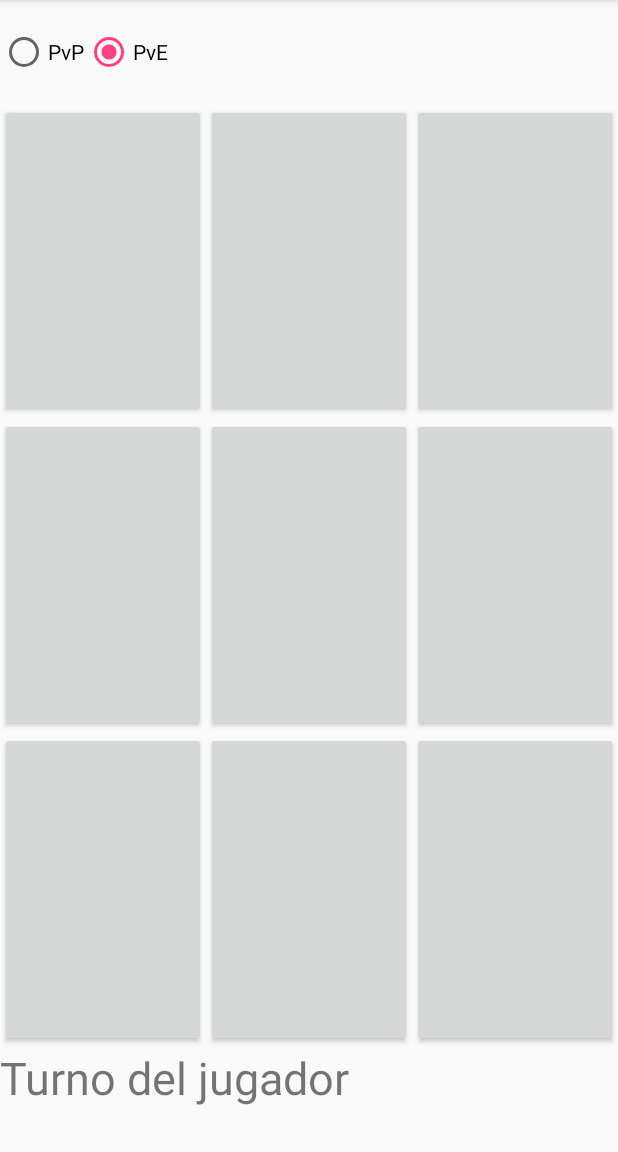
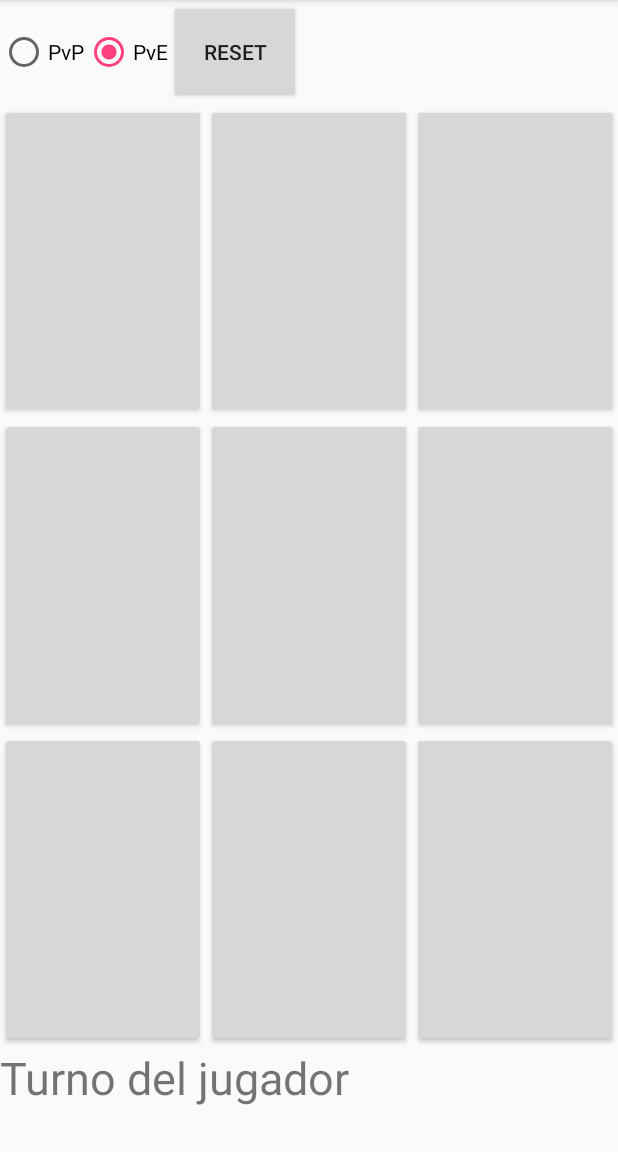
Before and after one commit to CoreMazter/Gatouch, an Android app: the screen it shows after launch (MainActivity), on a phone screen of 412 x 824 dp, the part 84-1236 px from its top. Run offline under Robolectric (Android 15) with nearby library versions, the phone set to English and light mode, and no system bars.

Commit message:
Reset Button added

```diff
--- a/app/src/main/java/com/example/lucas/gatouch/MainActivity.java
+++ b/app/src/main/java/com/example/lucas/gatouch/MainActivity.java
@@ -11,6 +11,7 @@ import java.util.Random;
 
 public class MainActivity extends AppCompatActivity {
     Button[][] btn= new Button[3][3];
+    Button btnReset;
     TextView winLbl,turnLbl;
     int[][] btnInt=new int[3][3];
     boolean turn=true;//Set turn to Player 1
@@ -34,13 +35,17 @@ public class MainActivity extends AppCompatActivity {
         Rpvp=(RadioButton)findViewById(R.id.pvp);
         winLbl=(TextView)findViewById(R.id.winLbl);
         turnLbl=(TextView)findViewById(R.id.turnLbl);
+        btnReset=(Button)findViewById(R.id.btnReset);
     }
+    public void bReset(View view){
+        reset();}
+
     public void option(View view){
         if (Rpve.isChecked())
             modePvE=true;
         else
             modePvE=false;
-
+        reset();
     }
     public void reset(){
         for(int i=0;i<3;i++){
@@ -116,6 +121,7 @@ public class MainActivity extends AppCompatActivity {
                     btn[i][e].setEnabled(false);
                 }
             }
+            return;
         }
         if(turn){
             turn=false;
--- a/app/src/main/res/layout/activity_main.xml
+++ b/app/src/main/res/layout/activity_main.xml
@@ -31,6 +31,12 @@
             android:id="@+id/winLbl"
             android:layout_width="wrap_content"
             android:layout_height="match_parent" />
+        <Button
+            android:id="@+id/btnReset"
+            android:layout_width="wrap_content"
+            android:layout_height="match_parent"
+            android:text="Reset"
+            android:onClick="bReset"/>
     </LinearLayout>
     <LinearLayout
         android:layout_width="match_parent"
```
